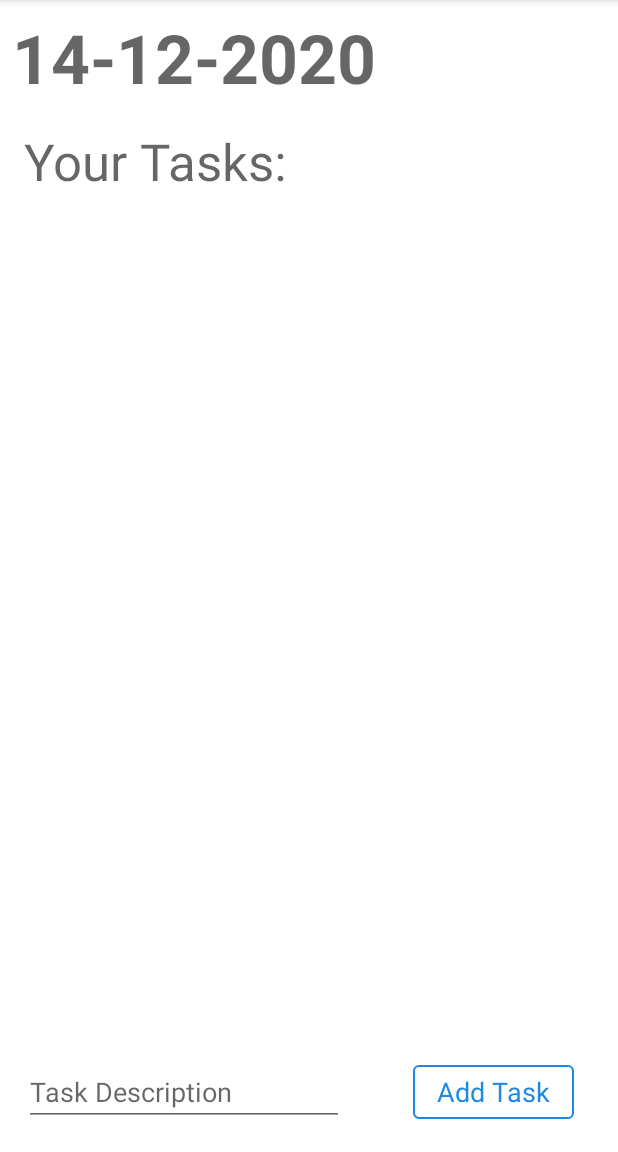
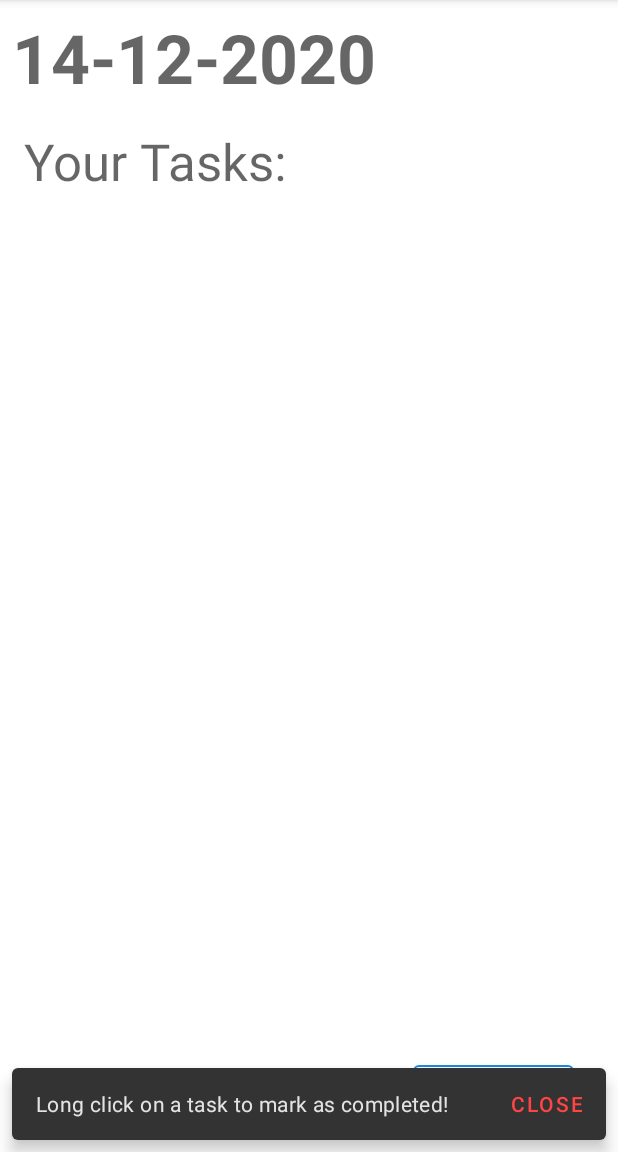
Before and after one commit to sanskar10100/TaskCheck, an Android app: the first screen one second after launch (MainActivity), on a phone screen of 412 x 824 dp, the part 84-1236 px from its top. Run offline under Robolectric (Android 15) with nearby library versions, the phone set to English and light mode, and no system bars.

Commit message:
Mark completed option added. Snackbar to show intro added.

```diff
--- a/app/src/main/java/com/example/android/taskcheck/MainActivity.java
+++ b/app/src/main/java/com/example/android/taskcheck/MainActivity.java
@@ -10,6 +10,8 @@ import android.os.Bundle;
 import android.view.View;
 import android.widget.EditText;
 import android.widget.TextView;
+
+import com.google.android.material.snackbar.Snackbar;
 
 import java.text.SimpleDateFormat;
 import java.util.ArrayList;
@@ -46,6 +48,12 @@ public class MainActivity extends AppCompatActivity {
 		RecyclerView recyclerView = findViewById(R.id.recycler_view_tasks);
 		recyclerView.setLayoutManager(new LinearLayoutManager(this));
 		recyclerView.setAdapter(adapter);
+
+		Snackbar.make(findViewById(R.id.parent_view), "Long click on a task to mark as completed!", Snackbar.LENGTH_SHORT)
+				.setAction("CLOSE", view -> {
+				})
+				.setActionTextColor(getResources().getColor(android.R.color.holo_red_light))
+				.show();
 	}
 
 	@Override
--- a/app/src/main/res/layout/activity_main.xml
+++ b/app/src/main/res/layout/activity_main.xml
@@ -4,7 +4,8 @@
     xmlns:tools="http://schemas.android.com/tools"
     android:layout_width="match_parent"
     android:layout_height="match_parent"
-    tools:context=".MainActivity">
+    tools:context=".MainActivity"
+    android:id="@+id/parent_view">
 
     <TextView
         android:id="@+id/text_view_date"
--- a/app/src/main/res/layout/single_task_view.xml
+++ b/app/src/main/res/layout/single_task_view.xml
@@ -1,11 +1,14 @@
 <?xml version="1.0" encoding="utf-8"?>
 <LinearLayout xmlns:android="http://schemas.android.com/apk/res/android"
+    xmlns:tools="http://schemas.android.com/tools"
     android:layout_width="match_parent"
     android:layout_height="wrap_content"
     android:layout_margin="8dp"
     android:orientation="vertical"
     android:focusable="true"
-    android:clickable="true">
+    android:clickable="true"
+    android:foreground="?android:attr/selectableItemBackground"
+    tools:targetApi="m">
 
     <TextView
         android:id="@+id/text_view_single_task_description"
```
Also changed, not shown: app/src/main/java/com/example/android/taskcheck/TasksListAdapater.java (+8 -1 lines).
